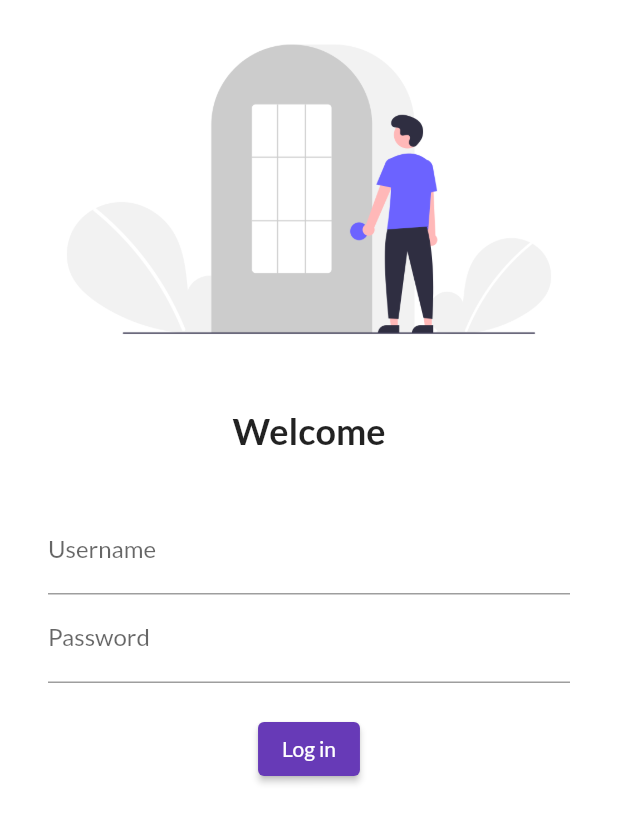
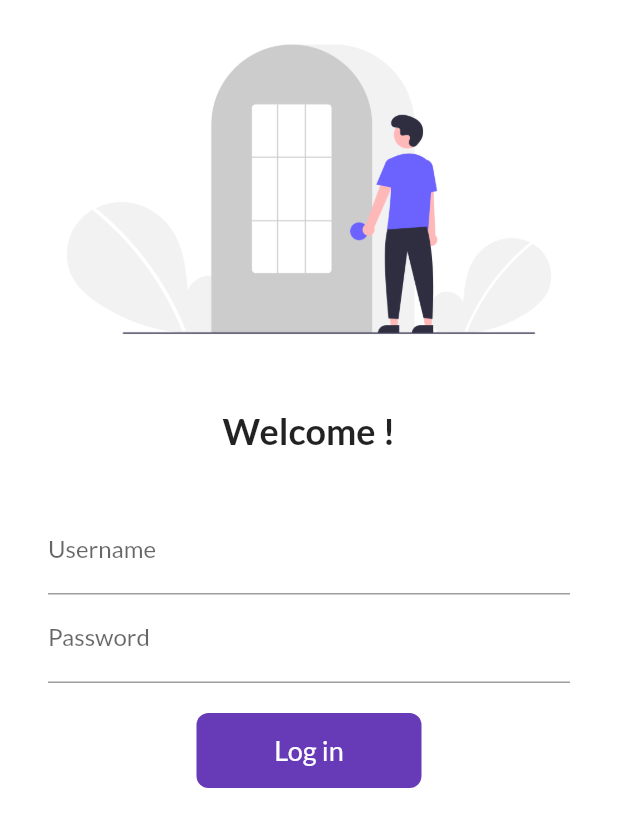
Before and after one commit to Aayush17171/FLutter_First, a Flutter app: the screen it shows after launch, on a phone screen of 412 x 824 dp. Shown: the top 827 px of the screen. Run offline on Flutter 3.47's test engine with Material 2 defaults, Android fonts, the phone set to English and light mode, and no system bars; our stand-ins replace google_fonts.

Commit message:
day 5 completed

```diff
--- a/lib/main.dart
+++ b/lib/main.dart
@@ -1,5 +1,6 @@
 import 'package:beginner/pages/login.dart';
 import 'package:beginner/pages/day1.dart';
+import 'package:beginner/pages/routes.dart';
 import 'package:flutter/material.dart';
 import 'package:google_fonts/google_fonts.dart';
 
@@ -24,8 +25,8 @@ class myApp extends StatelessWidget {
       // initialRoute: '/home',
       routes: {
         '/': (context) => LoginPage(),
-        '/home': (context) => Day1Page(),
-        '/login': (context) => LoginPage(),
+        MyRoutes.homeRoute: (context) => Day1Page(),
+        MyRoutes.loginRoute: (context) => LoginPage(),
       },
     );
   }
--- a/lib/pages/login.dart
+++ b/lib/pages/login.dart
@@ -1,7 +1,16 @@
+import 'package:beginner/pages/routes.dart';
 import 'package:flutter/material.dart';
 
-class LoginPage extends StatelessWidget {
+class LoginPage extends StatefulWidget {
   const LoginPage({super.key});
+
+  @override
+  State<LoginPage> createState() => _LoginPageState();
+}
+
+class _LoginPageState extends State<LoginPage> {
+  String name = "";
+  bool changeButton = false;
 
   @override
   Widget build(BuildContext context) {
@@ -17,7 +26,7 @@ class LoginPage extends StatelessWidget {
             height: 20,
           ),
           Text(
-            'Welcome',
+            'Welcome $name!',
             style: TextStyle(
               fontWeight: FontWeight.bold,
               fontSize: 24,
@@ -38,6 +47,10 @@ class LoginPage extends StatelessWidget {
                     hintText: 'Enter username',
                     labelText: 'Username',
                   ),
+                  onChanged: (value) {
+                    name = value;
+                    setState(() {});
+                  },
                 ),
                 TextFormField(
                   obscureText: true,
@@ -49,13 +62,48 @@ class LoginPage extends StatelessWidget {
                 SizedBox(
                   height: 20.0,
                 ),
-                ElevatedButton(
-                  onPressed: () {
-                    print('Login button is clicked!');
+                InkWell(
+                  onTap: () async {
+                    setState(() {
+                      changeButton = true;
+                    });
+                    await Future.delayed(Duration(seconds: 1));
+                    Navigator.pushNamed(context, MyRoutes.homeRoute);
                   },
-                  child: Text('Log in'),
-                  style: TextButton.styleFrom(),
+                  child: AnimatedContainer(
+                    duration: Duration(seconds: 1),
+                    height: 50,
+                    width: changeButton ? 50 : 150,
+                    alignment: Alignment.center,
+                    child: changeButton
+                        ? Icon(
+                            Icons.done,
+                            color: Colors.white,
+                          )
+                        : Text(
+                            'Log in',
+                            style: TextStyle(
+                              color: Colors.white,
+                              // fontWeight: FontWeight.bold,
+                              fontSize: 18,
+                            ),
+                          ),
+                    decoration: BoxDecoration(
+                      color: Colors.deepPurple,
+                      // shape:
+                      //     changeButton ? BoxShape.circle : BoxShape.rectangle,
+                      borderRadius:
+                          BorderRadius.circular(changeButton ? 50.0 : 8.0),
+                    ),
+                  ),
                 ),
+                // ElevatedButton(
+                //   onPressed: () {
+                //     print('Login button is clicked!');
+                //   },
+                //   child: Text('Log in'),
+                //   style: TextButton.styleFrom(),
+                // ),
               ],
             ),
           ),
--- /dev/null
+++ b/lib/pages/routes.dart
@@ -0,0 +1,4 @@
+class MyRoutes {
+  static String loginRoute = '/login';
+  static String homeRoute = '/home';
+}
```
